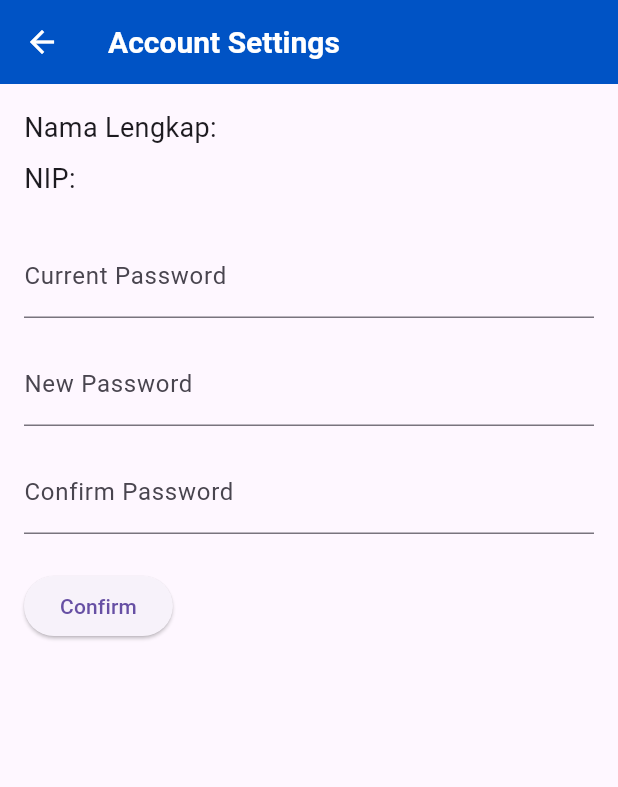
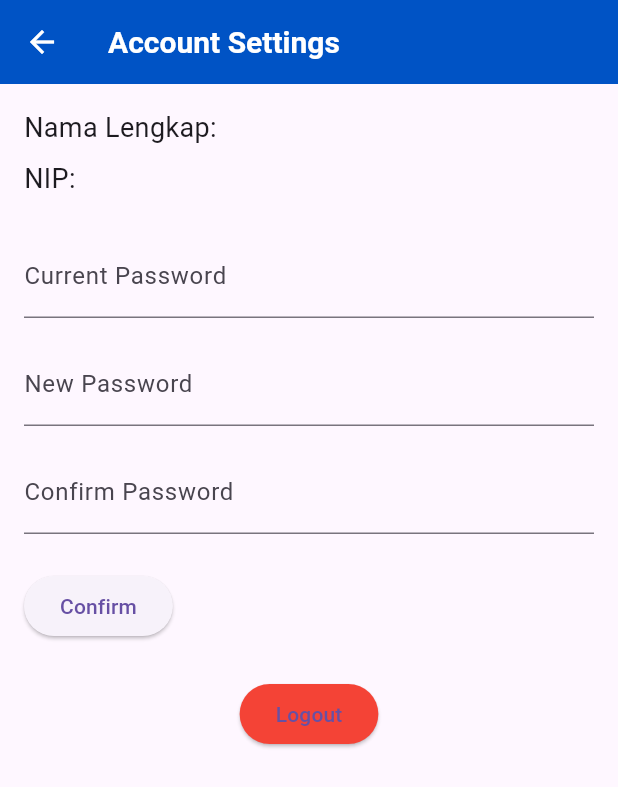
Before and after one commit to alifzidanr/simpeg2, a Flutter app: the AccountSettingsPage screen opened directly, on a phone screen of 412 x 824 dp. Shown: the top 787 px of the screen. Run offline on Flutter 3.47's test engine with Material 3 defaults, Android fonts, the light colour scheme and no system bars; our stand-ins replace fl_chart, google_fonts, image_picker, permission_handler, shared_preferences, sqflite; accounts and stored records are empty.

Commit message:
14th commit

```diff
--- a/lib/account_settings_page.dart
+++ b/lib/account_settings_page.dart
@@ -1,4 +1,6 @@
 import 'package:flutter/material.dart';
+import 'package:shared_preferences/shared_preferences.dart'; // Import shared_preferences
+import 'login_page.dart'; // Import the LoginPage to redirect after logout
 import 'database_helper.dart';
 
 class AccountSettingsPage extends StatefulWidget {
@@ -57,6 +59,19 @@ class _AccountSettingsPageState extends State<AccountSettingsPage> {
 
   void _showSnackbar(String message) {
     ScaffoldMessenger.of(context).showSnackBar(SnackBar(content: Text(message)));
+  }
+
+  // Logout function to clear saved credentials
+  Future<void> _logout() async {
+    SharedPreferences prefs = await SharedPreferences.getInstance();
+    await prefs.clear();  // Clear all saved preferences (including login info)
+
+    // Navigate back to the login page
+    Navigator.pushAndRemoveUntil(
+      context,
+      MaterialPageRoute(builder: (context) => LoginPage()),
+      (Route<dynamic> route) => false,  // This will remove all routes and prevent back navigation
+    );
   }
 
  @override
@@ -133,9 +148,20 @@ class _AccountSettingsPageState extends State<AccountSettingsPage> {
               ],
             ),
           ),
+          SizedBox(height: 24),
+          Center(
+            child: ElevatedButton(
+              onPressed: _logout, // Logout button calls _logout
+              child: Text('Logout'),
+              style: ElevatedButton.styleFrom(
+                backgroundColor: Colors.red, // Red for the logout button
+              ),
+            ),
+          ),
         ],
       ),
     ),
   );
 }
+
 }
--- a/pubspec.yaml
+++ b/pubspec.yaml
@@ -43,6 +43,8 @@ dependencies:
   data_table_2: ^2.5.15
   path_provider: ^2.1.4
   dio: ^5.7.0
+  crypto: ^3.0.5
+
 
   # The following adds the Cupertino Icons font to your application.
   # Use with the CupertinoIcons class for iOS style icons.
```
Also changed, not shown: pubspec.lock. Lines whose indentation alone changed are shown as unchanged.
